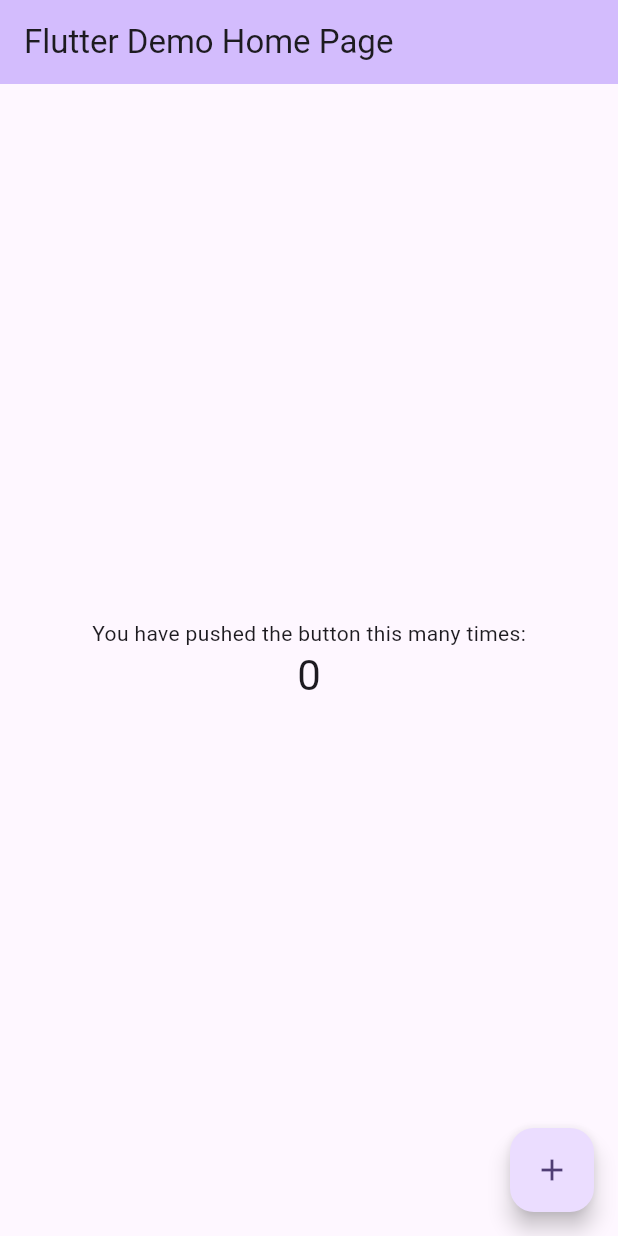
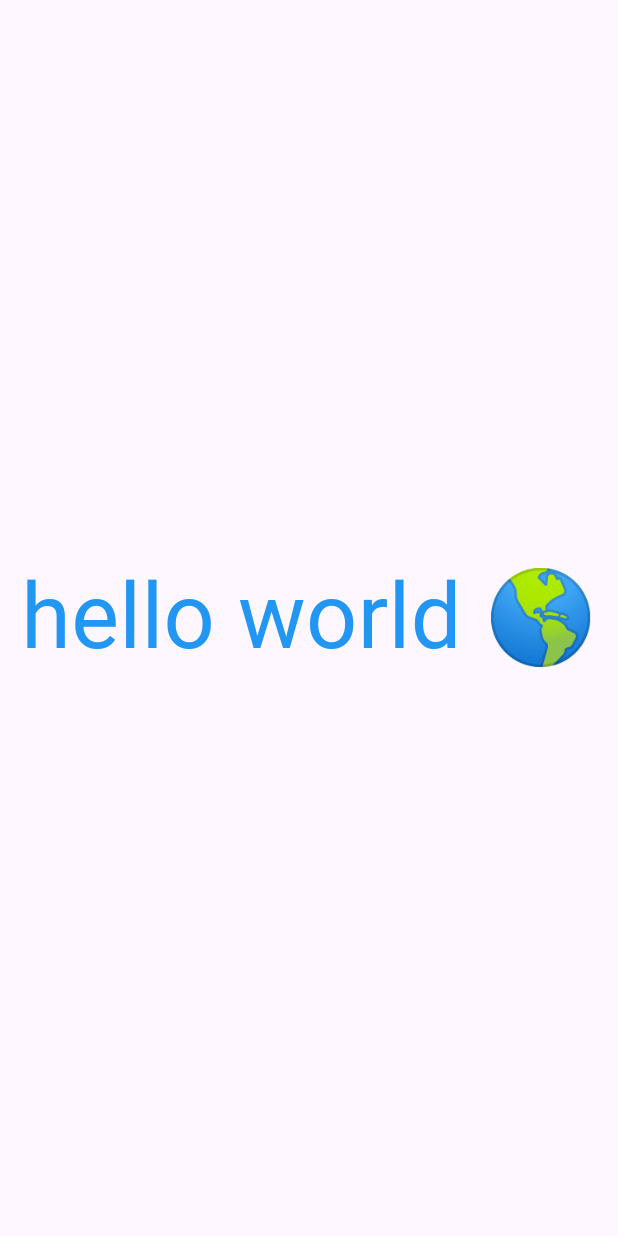
Before and after one commit to jahangir1x/flutter-hello-world, a Flutter app: the screen it shows after launch, on a phone screen of 412 x 824 dp. Run offline on Flutter 3.47's test engine with Material 2 defaults, Android fonts, the phone set to English and light mode, and no system bars.

Commit message:
- removed unnecessary codes. - added hello world centered text

```diff
--- a/lib/main.dart
+++ b/lib/main.dart
@@ -7,119 +7,34 @@
 class MyApp extends StatelessWidget {
   const MyApp({super.key});
 
-  // This widget is the root of your application.
   @override
   Widget build(BuildContext context) {
     return MaterialApp(
       title: 'Flutter Demo',
       theme: ThemeData(
-        // This is the theme of your application.
-        //
-        // TRY THIS: Try running your application with "flutter run". You'll see
-        // the application has a blue toolbar. Then, without quitting the app,
-        // try changing the seedColor in the colorScheme below to Colors.green
-        // and then invoke "hot reload" (save your changes or press the "hot
-        // reload" button in a Flutter-supported IDE, or press "r" if you used
-        // the command line to start the app).
-        //
-        // Notice that the counter didn't reset back to zero; the application
-        // state is not lost during the reload. To reset the state, use hot
-        // restart instead.
-        //
-        // This works for code too, not just values: Most code changes can be
-        // tested with just a hot reload.
         colorScheme: ColorScheme.fromSeed(seedColor: Colors.deepPurple),
         useMaterial3: true,
       ),
-      home: const MyHomePage(title: 'Flutter Demo Home Page'),
+      home: const MyHomePage(),
     );
   }
 }
 
-class MyHomePage extends StatefulWidget {
-  const MyHomePage({super.key, required this.title});
-
-  // This widget is the home page of your application. It is stateful, meaning
-  // that it has a State object (defined below) that contains fields that affect
-  // how it looks.
-
-  // This class is the configuration for the state. It holds the values (in this
-  // case the title) provided by the parent (in this case the App widget) and
-  // used by the build method of the State. Fields in a Widget subclass are
-  // always marked "final".
-
-  final String title;
-
-  @override
-  State<MyHomePage> createState() => _MyHomePageState();
-}
-
-class _MyHomePageState extends State<MyHomePage> {
-  int _counter = 0;
-
-  void _incrementCounter() {
-    setState(() {
-      // This call to setState tells the Flutter framework that something has
-      // changed in this State, which causes it to rerun the build method below
-      // so that the display can reflect the updated values. If we changed
-      // _counter without calling setState(), then the build method would not be
-      // called again, and so nothing would appear to happen.
-      _counter++;
-    });
-  }
+class MyHomePage extends StatelessWidget {
+  const MyHomePage({super.key});
 
   @override
   Widget build(BuildContext context) {
-    // This method is rerun every time setState is called, for instance as done
-    // by the _incrementCounter method above.
-    //
-    // The Flutter framework has been optimized to make rerunning build methods
-    // fast, so that you can just rebuild anything that needs updating rather
-    // than having to individually change instances of widgets.
-    return Scaffold(
-      appBar: AppBar(
-        // TRY THIS: Try changing the color here to a specific color (to
-        // Colors.amber, perhaps?) and trigger a hot reload to see the AppBar
-        // change color while the other colors stay the same.
-        backgroundColor: Theme.of(context).colorScheme.inversePrimary,
-        // Here we take the value from the MyHomePage object that was created by
-        // the App.build method, and use it to set our appbar title.
-        title: Text(widget.title),
+    return const Scaffold(
+      body: Column(
+        mainAxisAlignment: MainAxisAlignment.center,
+        children: [
+          Center(
+            child: Text('hello world 🌎',
+                style: TextStyle(fontSize: 60, color: Colors.blue)),
+          ),
+        ],
       ),
-      body: Center(
-        // Center is a layout widget. It takes a single child and positions it
-        // in the middle of the parent.
-        child: Column(
-          // Column is also a layout widget. It takes a list of children and
-          // arranges them vertically. By default, it sizes itself to fit its
-          // children horizontally, and tries to be as tall as its parent.
-          //
-          // Column has various properties to control how it sizes itself and
-          // how it positions its children. Here we use mainAxisAlignment to
-          // center the children vertically; the main axis here is the vertical
-          // axis because Columns are vertical (the cross axis would be
-          // horizontal).
-          //
-          // TRY THIS: Invoke "debug painting" (choose the "Toggle Debug Paint"
-          // action in the IDE, or press "p" in the console), to see the
-          // wireframe for each widget.
-          mainAxisAlignment: MainAxisAlignment.center,
-          children: <Widget>[
-            const Text(
-              'You have pushed the button this many times:',
-            ),
-            Text(
-              '$_counter',
-              style: Theme.of(context).textTheme.headlineMedium,
-            ),
-          ],
-        ),
-      ),
-      floatingActionButton: FloatingActionButton(
-        onPressed: _incrementCounter,
-        tooltip: 'Increment',
-        child: const Icon(Icons.add),
-      ), // This trailing comma makes auto-formatting nicer for build methods.
     );
   }
 }
```
